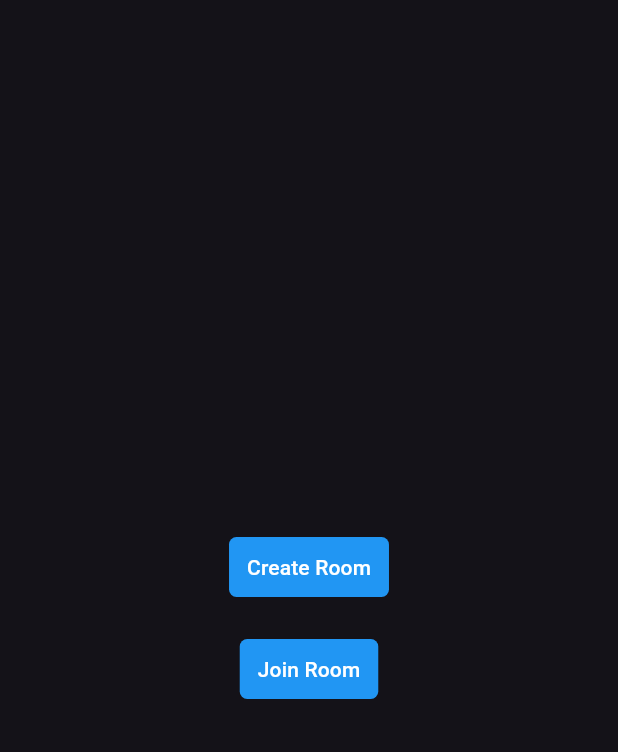
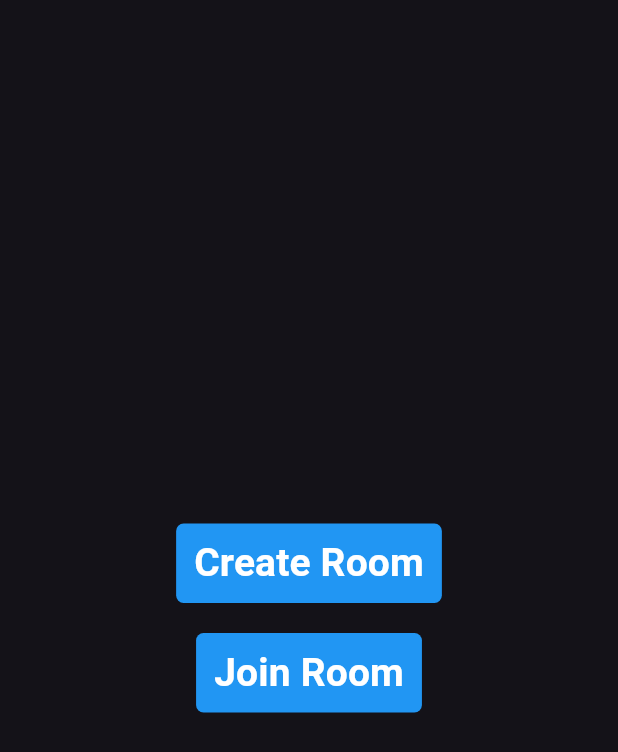
Before and after one commit to SilverShadow123/tic_tac_toe, a Flutter app: the screen it shows after launch, on a phone screen of 412 x 824 dp. Shown: the top 752 px of the screen. Run offline on Flutter 3.47's test engine with Material 3 defaults, Android fonts, the phone set to English and light mode, and no system bars.

Commit message:
working on backend

```diff
--- a/lib/create_room_screen.dart
+++ b/lib/create_room_screen.dart
@@ -1,5 +1,3 @@
-import 'dart:io';
-
 import 'package:flutter/material.dart';
 import 'package:tic_tac_toe/socket_methods.dart';
 
@@ -31,7 +29,7 @@ class _CreateRoomScreenState extends State<CreateRoomScreen> {
           const SizedBox(height: 10,),
           TextField(controller:_nameController ,decoration: InputDecoration(fillColor: Colors.black,hintText: 'Enter Your Name',border: OutlineInputBorder(borderRadius: BorderRadius.circular(20))),),
           const SizedBox(height: 10,),
-          TextButton(onPressed: ()=>_socketMethods.createRoom(_nameController.text,),style: TextButton.styleFrom(backgroundColor: Colors.indigoAccent,shape: RoundedRectangleBorder(borderRadius: BorderRadius.circular(7))), child: const Text('Create',style: TextStyle(color: Colors.white,fontSize: 24,fontWeight: FontWeight.bold),))
+          TextButton(onPressed: () =>_socketMethods.createRoom(_nameController.text,),style: TextButton.styleFrom(backgroundColor: Colors.indigoAccent,shape: RoundedRectangleBorder(borderRadius: BorderRadius.circular(7))), child: const Text('Create',style: TextStyle(color: Colors.white,fontSize: 24,fontWeight: FontWeight.bold),))
         ],
       ),
     );
--- a/lib/home_screen.dart
+++ b/lib/home_screen.dart
@@ -21,7 +21,7 @@ class home_screen extends StatelessWidget {
                         borderRadius: BorderRadius.circular(5))),
                 child: const Text(
                   'Create Room',
-                  style: TextStyle(color: Colors.white),
+                  style: TextStyle(color: Colors.white,fontWeight: FontWeight.bold,fontSize: 26),
                 )),
             const SizedBox(
               height: 20,
@@ -34,7 +34,7 @@ class home_screen extends StatelessWidget {
                         borderRadius: BorderRadius.circular(5))),
                 child: const Text(
                   'Join Room',
-                  style: TextStyle(color: Colors.white),
+                  style: TextStyle(color: Colors.white,fontWeight: FontWeight.bold,fontSize: 26),
                 )),
           ],
         ),
```
